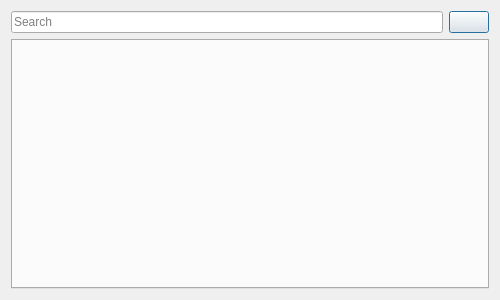
ashkitten/emojikeyboard, file emojikeyboard.ui: the form before one commit.
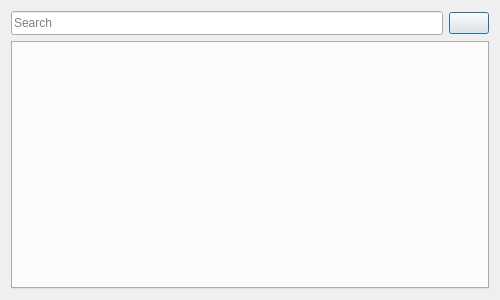
The form after the commit. Icons and pictures are not drawn.

Commit message: focus search box on start

What changed in the file:
```diff
--- a/emojikeyboard.ui
+++ b/emojikeyboard.ui
@@ -35,6 +35,18 @@
       <layout class="QGridLayout" name="gridLayout_2">
        <item row="0" column="0">
         <widget class="QLineEdit" name="searchBox">
+         <property name="minimumSize">
+          <size>
+           <width>0</width>
+           <height>24</height>
+          </size>
+         </property>
+         <property name="baseSize">
+          <size>
+           <width>0</width>
+           <height>24</height>
+          </size>
+         </property>
          <property name="placeholderText">
           <string>Search</string>
          </property>
```
Left out of the diff: 4 changed lines with no effect on the pictures. The commit also changes 1 other file.
